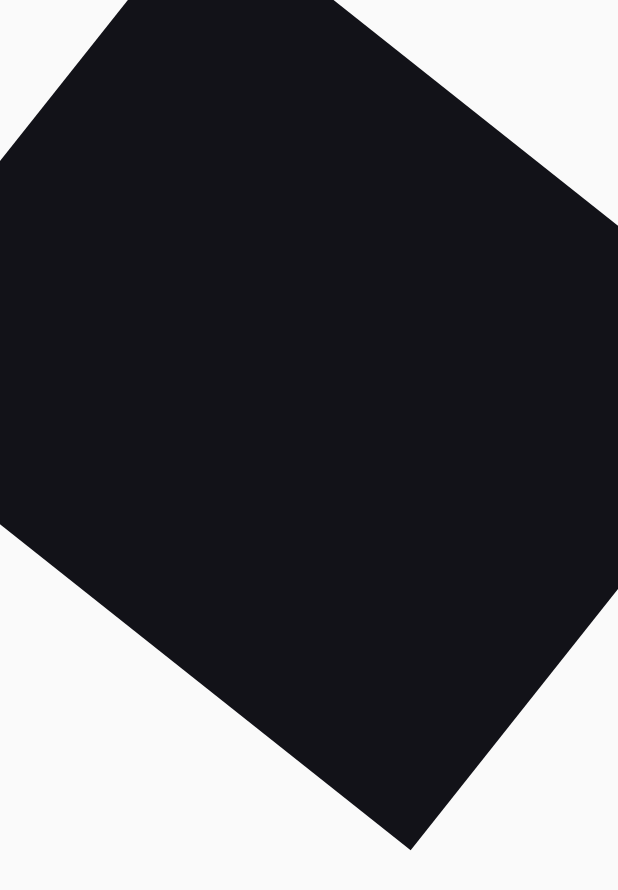
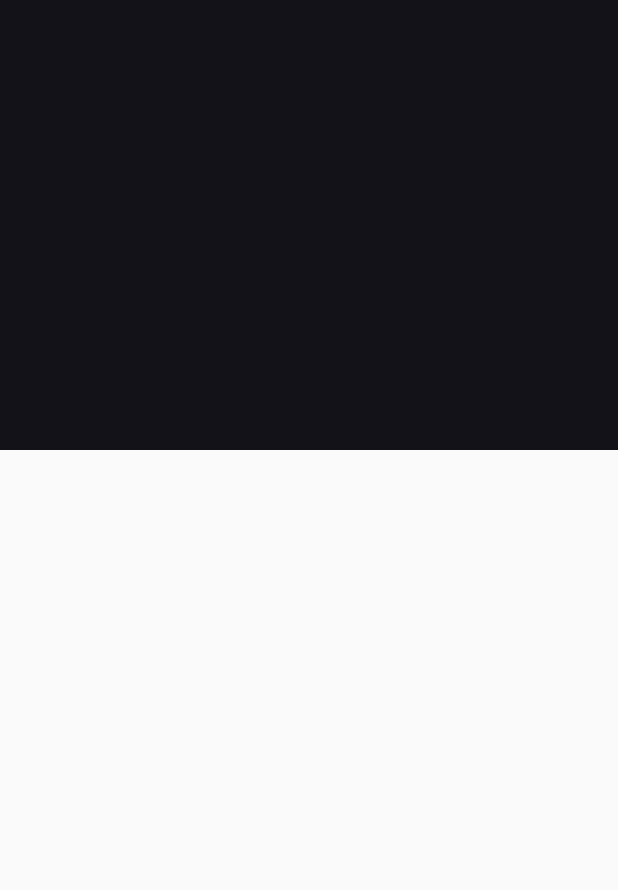
Before and after one commit to Cesarppm/disenosflutter, a Flutter app: the screen it shows after launch, on a phone screen of 412 x 824 dp. Shown: the top 890 px of the screen. Run offline on Flutter 3.47's test engine with Material 2 defaults, Android fonts, the phone set to English and light mode, and no system bars.

Commit message:
final del capitulo 15

```diff
--- a/lib/src/pages/widgets/headers.dart
+++ b/lib/src/pages/widgets/headers.dart
@@ -35,13 +35,9 @@ class HeaderDiagonal extends StatelessWidget {
 
   @override
   Widget build(BuildContext context) {
-    return Transform.rotate(
-      angle: -0.9,
-      child: Container(
-        height: 500,
-        width: 1000,
-      color:Color.fromARGB(255, 18, 18, 24),
-    )
+    return Container(
+      height: 300,
+    color:Color.fromARGB(255, 18, 18, 24),
     );
   }
 }
```
